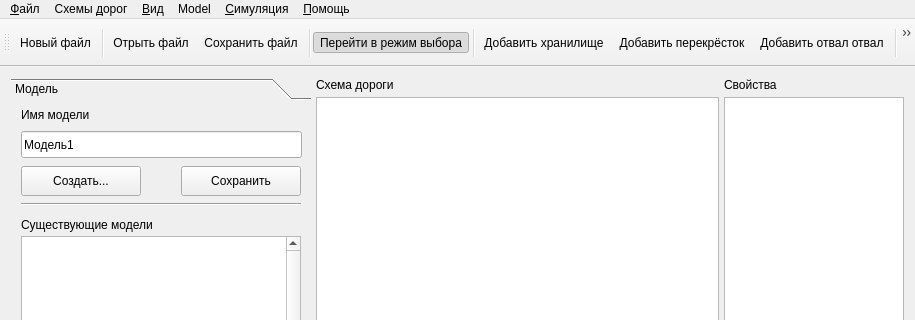
First picture: the form in trucks.ui, repository danylo-bilyk/trucks, before the edit; both pictures show x 0 to 915 and y 0 to 320 of the 915 by 700 pixel window.
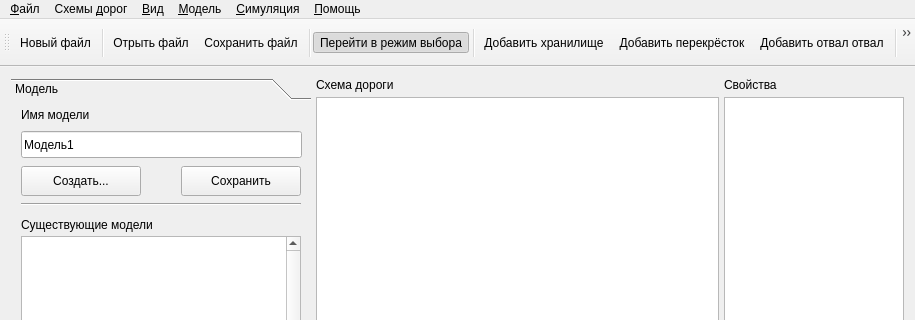
Second picture: the form after the edit. Icons and pictures are not drawn. Custom widgets are drawn as their Qt base class.

Commit message: add icon to settings and rename into russian some actions

Diff of the .ui file:
```diff
--- a/trucks.ui
+++ b/trucks.ui
@@ -981,7 +981,7 @@
    </widget>
    <widget class="QMenu" name="menuModel">
     <property name="title">
-     <string>Model</string>
+     <string>&amp;Модель</string>
     </property>
     <addaction name="actionCalculate_model"/>
     <addaction name="actionCalculate_schedule"/>
```
Left out of the diff: 15 changed lines with no effect on the pictures. The commit also changes 1 other file.
